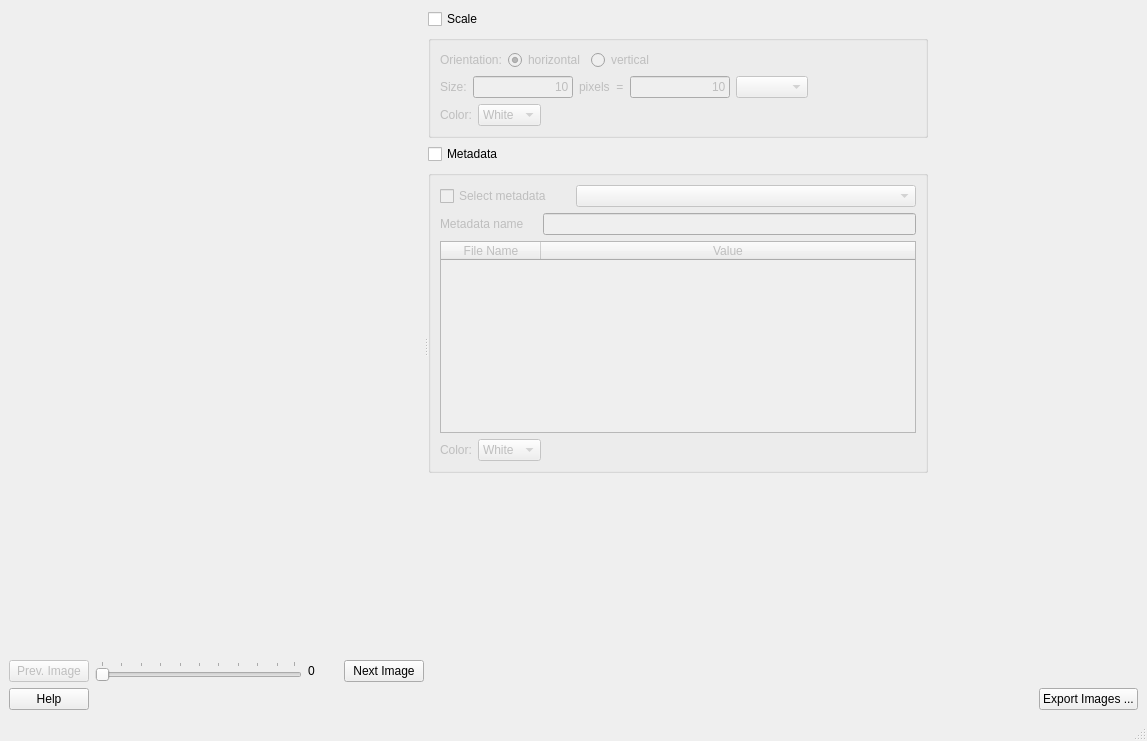
This is ui/ui_metadata_overlapping_images.ui in neutronimaging/python_notebooks as Qt 5 draws it before an edit. The edited form follows.
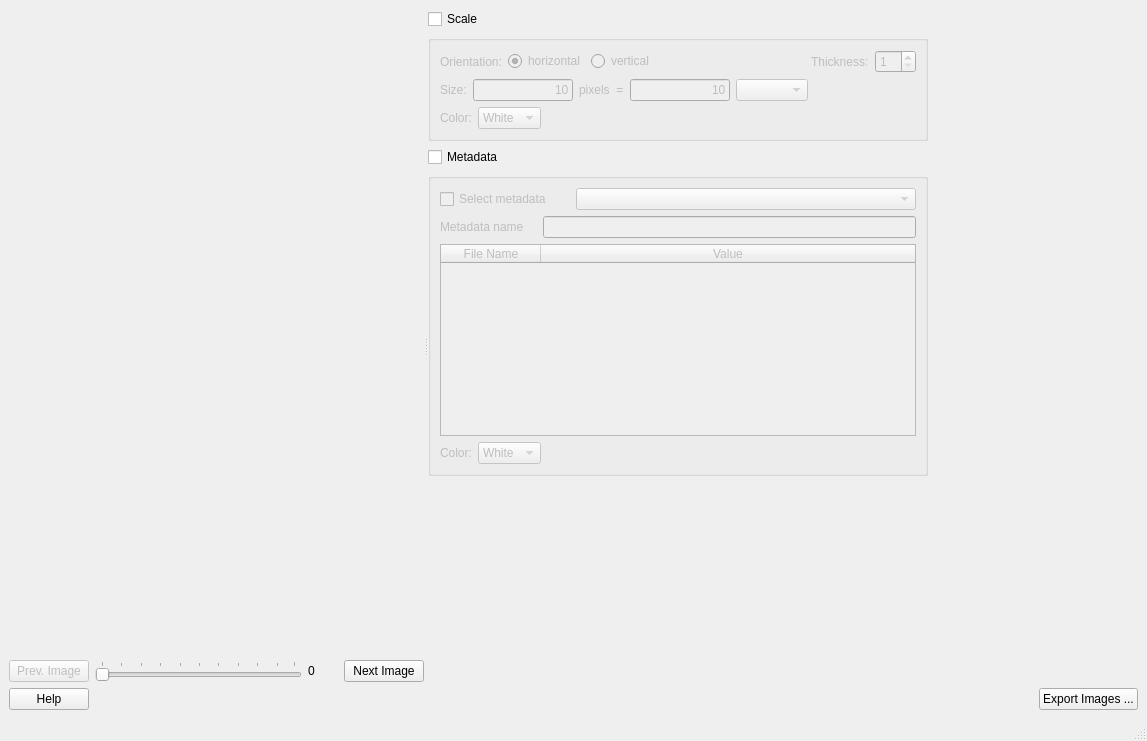
This is the edited form.

Commit message: Added thickenss to scale display

```diff
--- a/ui/ui_metadata_overlapping_images.ui
+++ b/ui/ui_metadata_overlapping_images.ui
@@ -183,6 +183,20 @@
                  </property>
                 </spacer>
                </item>
+               <item>
+                <widget class="QLabel" name="label">
+                 <property name="text">
+                  <string>Thickness:</string>
+                 </property>
+                </widget>
+               </item>
+               <item>
+                <widget class="QSpinBox" name="spinBox">
+                 <property name="minimum">
+                  <number>1</number>
+                 </property>
+                </widget>
+               </item>
               </layout>
              </item>
              <item>
```
The commit also changes 2 other files.
